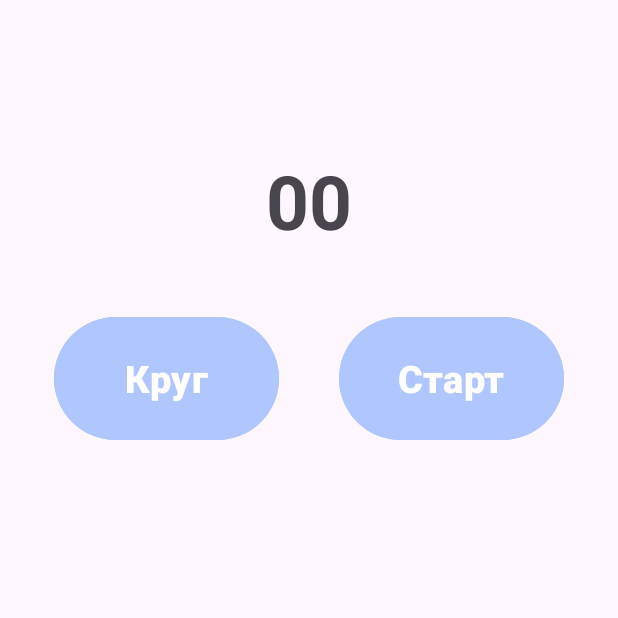
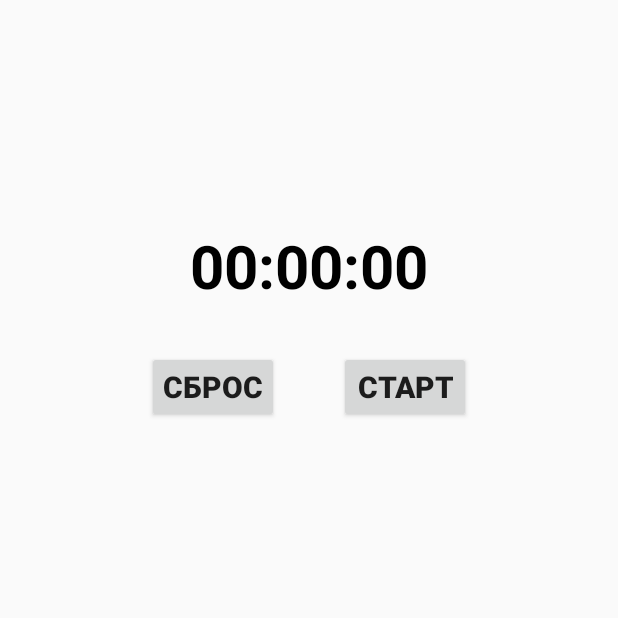
Before and after one commit to Alukavary/Stopwatch, an Android app: the screen it shows after launch (MainActivity), on a phone screen of 412 x 824 dp, the top half of it. Run offline under Robolectric (Android 15) with nearby library versions, the phone set to English and light mode, and no system bars.

Commit message:
Реализован функционал таймера

```diff
--- a/app/build.gradle.kts
+++ b/app/build.gradle.kts
@@ -45,4 +45,6 @@ dependencies {
     testImplementation(libs.junit)
     androidTestImplementation(libs.androidx.junit)
     androidTestImplementation(libs.androidx.espresso.core)
+    implementation(libs.androidx.lifecycle.viewmodel.ktx)
+
 }
--- a/app/src/main/java/com/example/stopwatch/MainActivity.kt
+++ b/app/src/main/java/com/example/stopwatch/MainActivity.kt
@@ -1,16 +1,50 @@
 package com.example.stopwatch
 
 import android.os.Bundle
+import android.widget.Button
+import android.widget.TextView
 import androidx.activity.enableEdgeToEdge
 import androidx.appcompat.app.AppCompatActivity
-import androidx.core.view.ViewCompat
-import androidx.core.view.WindowInsetsCompat
+import androidx.lifecycle.ViewModelProvider
 
 class MainActivity : AppCompatActivity() {
+
+
     override fun onCreate(savedInstanceState: Bundle?) {
+
         super.onCreate(savedInstanceState)
         enableEdgeToEdge()
         setContentView(R.layout.activity_main)
 
+        val buttonCircle: Button = findViewById(R.id.button_circle)
+        val buttonStartContinue: Button = findViewById(R.id.button_start_continue)
+        val textHours: TextView = findViewById(R.id.text_hours)
+        val textMin: TextView = findViewById(R.id.text_min)
+        val textSec:TextView = findViewById(R.id.text_sec)
+
+        val viewModel: StopwatchViewModel = ViewModelProvider(this)[StopwatchViewModel::class.java]
+
+        viewModel.button1StateStartStop.observe(this){new ->
+            buttonStartContinue.text = new
+        }
+
+        viewModel.button2StateResetCircle.observe(this){new ->
+            buttonCircle.text = new
+        }
+
+        viewModel.timer.observe(this){(hours, min,sec)->
+            textHours.text = "%02d".format(hours)
+            textMin.text = "%02d".format(min)
+            textSec.text = "%02d".format(sec)
+        }
+
+        buttonStartContinue.setOnClickListener{
+            viewModel.toggleButton1()
+        }
+
+        buttonCircle.setOnClickListener{
+            viewModel.toggleButton2()
+        }
+
     }
 }
--- a/app/src/main/res/layout-v31/activity_main.xml
+++ /dev/null
@@ -1,66 +0,0 @@
-<?xml version="1.0" encoding="utf-8"?>
-<LinearLayout xmlns:android="http://schemas.android.com/apk/res/android"
-    xmlns:app="http://schemas.android.com/apk/res-auto"
-    xmlns:tools="http://schemas.android.com/tools"
-    android:id="@+id/main"
-    android:layout_width="match_parent"
-    android:layout_height="match_parent"
-    android:orientation="vertical"
-    android:fitsSystemWindows="true"
-    tools:context=".MainActivity">
-
-
-    <TextView
-        android:layout_width="match_parent"
-        android:layout_height="wrap_content"
-        android:textStyle="bold"
-        android:gravity="center"
-        android:textSize="50sp"
-        android:text="00"
-        android:layout_marginTop="100dp"
-        android:layout_marginHorizontal="30dp"
-        />
-
-    <LinearLayout
-        android:layout_width="wrap_content"
-        android:layout_height="wrap_content"
-        android:gravity="bottom"
-        android:orientation="horizontal"
-        android:layout_gravity="center"
-        android:layout_marginHorizontal="30dp"
-        android:layout_marginVertical="40dp"
-        >
-
-        <Button
-            android:layout_width="150dp"
-            android:layout_height="90dp"
-            android:layout_marginEnd="20dp"
-            android:text="Круг"
-            android:gravity="center"
-            android:textSize="25sp"
-            android:textStyle="bold"
-            android:backgroundTint="@android:color/system_accent1_200"
-            />
-
-
-        <Button
-            android:layout_width="150dp"
-            android:layout_height="90dp"
-            android:layout_marginStart="20dp"
-            android:text="Старт"
-            android:textSize="25sp"
-            android:textStyle="bold"
-            android:backgroundTint="@android:color/system_accent1_200"
-            />
-
-    </LinearLayout>
-
-    <androidx.recyclerview.widget.RecyclerView
-        android:layout_width="match_parent"
-        android:layout_height="match_parent"
-        android:layout_marginHorizontal="20dp"
-        android:layout_marginBottom="30dp"
-        />
-
-
-</LinearLayout>
--- a/app/src/main/res/layout/activity_main.xml
+++ b/app/src/main/res/layout/activity_main.xml
@@ -1,35 +1,39 @@
 <?xml version="1.0" encoding="utf-8"?>
 <LinearLayout xmlns:android="http://schemas.android.com/apk/res/android"
-    xmlns:app="http://schemas.android.com/apk/res-auto"
     xmlns:tools="http://schemas.android.com/tools"
     android:id="@+id/main"
     android:layout_width="match_parent"
     android:layout_height="match_parent"
+    android:gravity="center"
     android:orientation="vertical"
-    android:fitsSystemWindows="true"
     tools:context=".MainActivity">
 
     <LinearLayout
         android:layout_width="wrap_content"
         android:layout_height="wrap_content"
-    android:layout_gravity="center"
-    android:layout_marginTop="100dp"
+        android:gravity="center_horizontal"
+        android:layout_marginTop="150dp"
+        android:orientation="horizontal"
         >
 
             <TextView
-        style="@style/time"/>
+                android:id="@+id/text_hours"
+                style="@style/time"
+                android:text="00"/>
             <TextView
                 style="@style/time"
                 android:text=":"/>
             <TextView
-        style="@style/time"/>
+                android:id="@+id/text_min"
+                style="@style/time"
+                android:text="00"/>
             <TextView
                 style="@style/time"
                 android:text=":"/>
             <TextView
-        style="@style/time"/>
-
-
+                android:id="@+id/text_sec"
+                style="@style/time"
+                android:text="00"/>
 
 
     </LinearLayout>
@@ -38,30 +42,29 @@
         android:layout_width="wrap_content"
         android:layout_height="wrap_content"
         android:layout_gravity="center"
+        android:layout_marginHorizontal="30dp"
         android:orientation="horizontal"
-        android:layout_marginHorizontal="30dp"
-        android:layout_marginVertical="40dp"
-        >
+        android:layout_marginBottom="20dp">
 
         <Button
-            android:layout_width="150dp"
+            android:id="@+id/button_circle"
+            android:layout_width="wrap_content"
             android:layout_height="wrap_content"
+            android:layout_marginEnd="20dp"
             android:padding="10dp"
-            android:layout_marginEnd="20dp"
             android:text="Круг"
-            android:textSize="25sp"
-            android:textStyle="bold"
-            />
+            android:textSize="20sp"
+            android:textStyle="bold" />
 
 
         <Button
-            android:layout_width="150dp"
+            android:id="@+id/button_start_continue"
+            android:layout_width="wrap_content"
             android:layout_height="wrap_content"
             android:layout_marginStart="20dp"
             android:text="Старт"
-            android:textSize="25sp"
+            android:textSize="20sp"
             android:textStyle="bold"
-            android:padding="10dp"
             />
 
     </LinearLayout>
--- a/app/src/main/res/values/themes.xml
+++ b/app/src/main/res/values/themes.xml
@@ -1,18 +1,16 @@
 <resources xmlns:tools="http://schemas.android.com/tools">
     <!-- Base application theme. -->
-    <style name="Base.Theme.Stopwatch" parent="Theme.Material3.DayNight.NoActionBar">
-    </style>
+    <style name="Base.Theme.Stopwatch" parent="Theme.AppCompat.DayNight.NoActionBar"/>
+
     <style name="time">
         <item name="android:layout_width">wrap_content</item>
         <item name="android:layout_height">wrap_content</item>
-        <item name="android:layout_margin">5dp</item>
-        <item name="android:textSize">50sp</item>
+        <item name="android:textSize">40sp</item>
         <item name="android:textStyle">bold</item>
         <item name="android:gravity">center</item>
-        <item name="marginHorizontal">30dp</item>
-        <item name="android:text">00</item>
-        <item name="android:layout_marginBottom">100dp</item>
-
+        <item name="marginHorizontal">10dp</item>
+        <item name="android:textColor">@color/black</item>
+        <item name="android:layout_marginBottom">30dp</item>
     </style>
 
     <style name="Theme.Stopwatch" parent="Base.Theme.Stopwatch" />
--- a/gradle/libs.versions.toml
+++ b/gradle/libs.versions.toml
@@ -19,6 +19,7 @@ androidx-appcompat = { group = "androidx.appcompat", name = "appcompat", version
 material = { group = "com.google.android.material", name = "material", version.ref = "material" }
 androidx-activity = { group = "androidx.activity", name = "activity", version.ref = "activity" }
 androidx-constraintlayout = { group = "androidx.constraintlayout", name = "constraintlayout", version.ref = "constraintlayout" }
+androidx-lifecycle-viewmodel-ktx = "androidx.lifecycle:lifecycle-viewmodel-ktx:2.6.2"
 
 [plugins]
 android-application = { id = "com.android.application", version.ref = "agp" }
```
Also changed, not shown: app/src/main/java/com/example/stopwatch/StapwatchViewModel.kt (added, +79 -0 lines), app/src/main/res/layout/item.xml (added, +41 -0 lines). Lines whose indentation alone changed are shown as unchanged.
